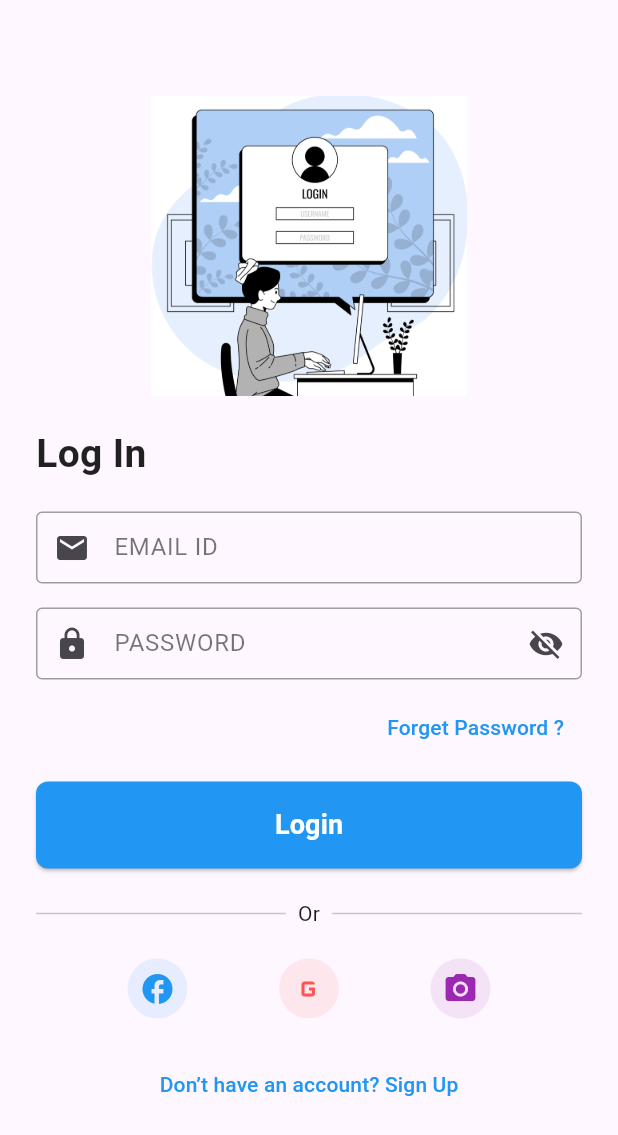
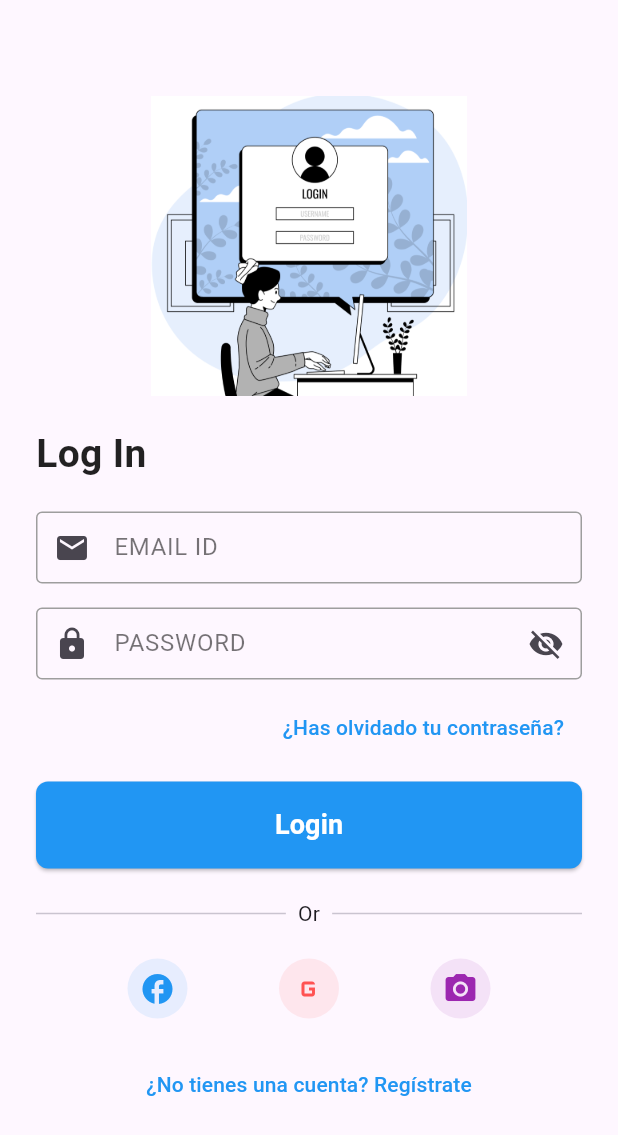
Before and after one commit to JersonCh/ServiApp_UI, a Flutter app: the screen it shows after launch, on a phone screen of 412 x 824 dp. Shown: the top 1135 px of the screen. Run offline on Flutter 3.47's test engine with Material 3 defaults, Android fonts, the phone set to English and light mode, and no system bars; our stand-ins replace cloud_firestore, firebase_auth, firebase_core, firebase_storage, fl_chart, font_awesome_flutter and 1 more; accounts and stored records are empty.

Commit message:
version 34 - se arreglo lo del login los textos

```diff
--- a/lib/vista/login_page.dart
+++ b/lib/vista/login_page.dart
@@ -98,7 +98,7 @@ class _LoginPageState extends State<LoginPage> {
                   // lógica para recuperar contraseña
                 },
                 child: const Text(
-                  "Forget Password ?",
+                  "¿Has olvidado tu contraseña?",
                   style: LoginStyles.linkStyle,
                 ),
               ),
@@ -142,7 +142,7 @@ class _LoginPageState extends State<LoginPage> {
                   );
                 },
                 child: const Text(
-                  "Don’t have an account? Sign Up",
+                  "¿No tienes una cuenta? Regístrate",
                   style: LoginStyles.linkStyle,
                 ),
               ),
```
